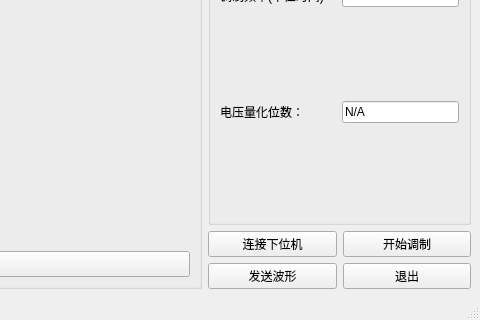
Above: mainwindow.ui from zym013579/AOMController before the change; both pictures show x 320 to 800 and y 280 to 600 of the 800 by 600 pixel window. Below: the same form after it.
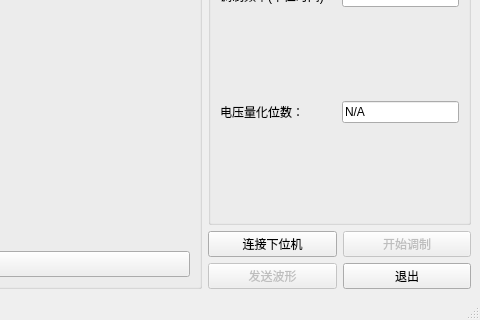
That is the form after the change. Custom widgets are drawn as their Qt base class.

The edit to the form file:
```diff
--- a/mainwindow.ui
+++ b/mainwindow.ui
@@ -23,6 +23,9 @@
    <layout class="QGridLayout" name="mainGridLayout">
     <item row="1" column="7">
      <widget class="QPushButton" name="pushButtonStart">
+      <property name="enabled">
+       <bool>false</bool>
+      </property>
       <property name="text">
        <string>开始调制</string>
       </property>
@@ -44,6 +47,9 @@
     </item>
     <item row="2" column="6">
      <widget class="QPushButton" name="pushButtonSend">
+      <property name="enabled">
+       <bool>false</bool>
+      </property>
       <property name="text">
        <string>发送波形</string>
       </property>
```
